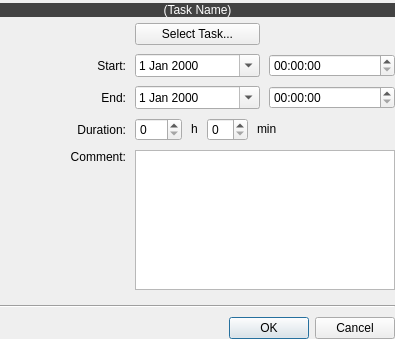
First picture: the form in Charm/EventEditor.ui, repository KDAB/Charm, before the edit.
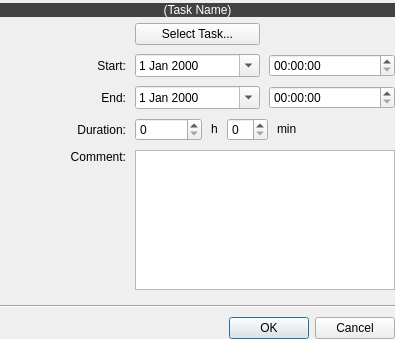
Second picture: the form after the edit.

Commit message: only accept the dialog when the end date is equal to or later than the start date

Patch:
```diff
--- a/Charm/EventEditor.ui
+++ b/Charm/EventEditor.ui
@@ -567,8 +567,11 @@
              <verstretch>0</verstretch>
             </sizepolicy>
            </property>
+           <property name="minimum" >
+            <number>0</number>
+           </property>
            <property name="maximum" >
-            <number>999</number>
+            <number>999999999</number>
            </property>
           </widget>
          </item>
```
The commit also changes 1 other file.
